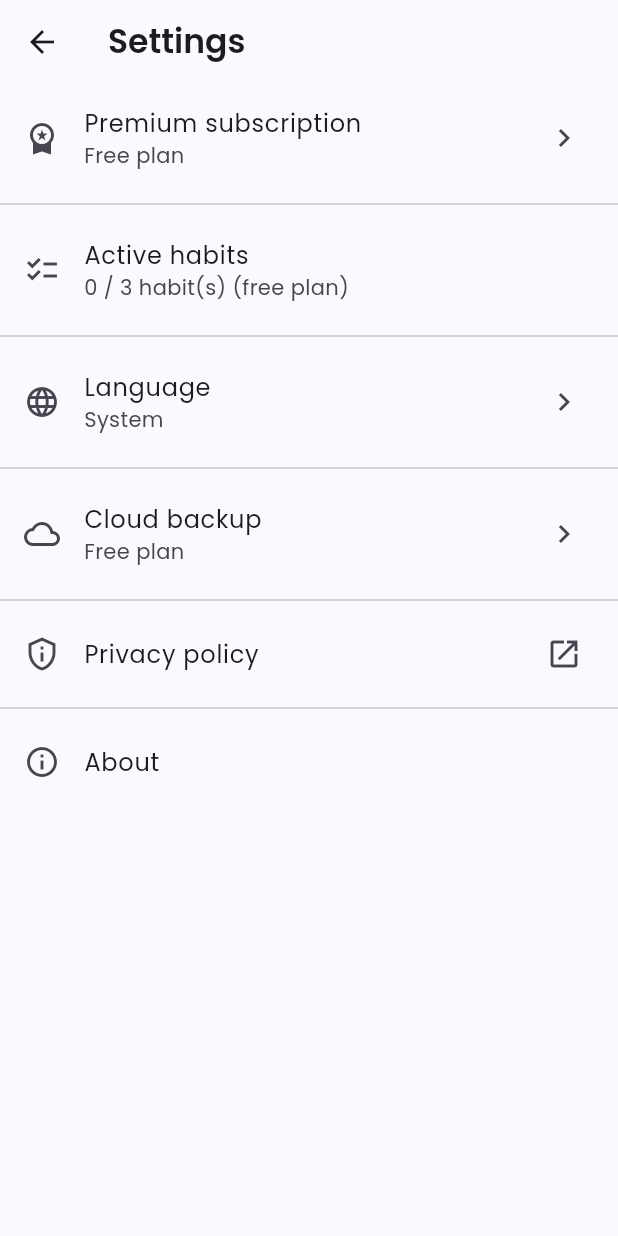
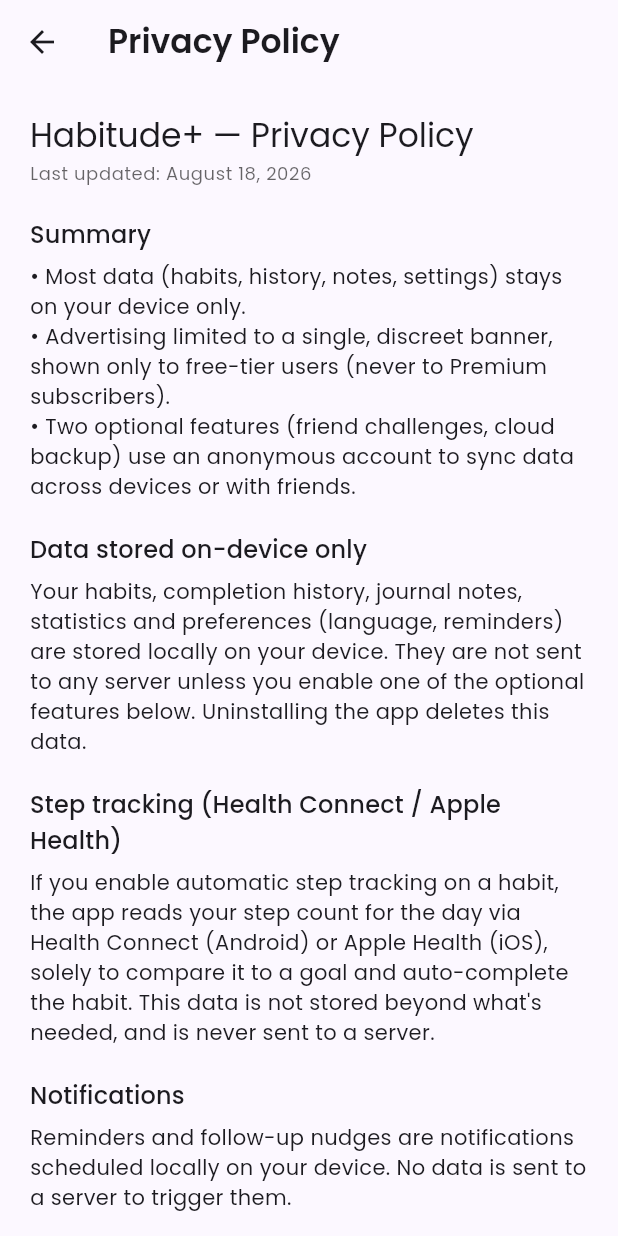
Before and after one commit to slim57000/apptest, a Flutter app: the SettingsScreen screen opened directly, after a tap on "Privacy policy", on a phone screen of 412 x 824 dp. Run offline on Flutter 3.47's test engine with Material 3 defaults, Android fonts, the phone set to English and light mode, and no system bars; our stand-ins replace confetti, fl_chart, flutter_animate, flutter_local_notifications, google_fonts, google_mobile_ads and 5 more; missing offline and left inert: health; accounts and stored records are empty; generated files the repository leaves out were written again; network calls fail.

Commit message:
Corrige plusieurs problèmes d'UI et ajoute un logo à l'app
- Ajoute un logo bleu (dégradé + flamme) à gauche du titre "Habitude+"
  sur l'écran d'accueil, et régénère l'icône de l'app avec le même
  design bleu (assets/icon/*.png, adaptive_icon_background).
  Nécessite `dart run flutter_launcher_icons` avant le prochain build
  pour que l'icône installée sur le téléphone soit mise à jour.
- Centre le texte des modèles d'habitudes (ex: "Boire un verre d'eau").
- Raccourcit et centre le texte sous "Sauvegarde cloud".
- Remplace le lien externe "Politique de confidentialité" par un écran
  in-app (nouveau lib/screens/privacy_policy_screen.dart), au lieu
  d'ouvrir le navigateur. La page GitHub Pages reste en place pour le
  champ URL exigé par Play Console (Contenu de l'app).
- Remplace le AboutListTile par défaut (mal centré, "Habitude+" sur 2
  lignes) par un dialogue "À propos" personnalisé, titre et version
  bien centrés.
- Centre le tableau d'activité "12 dernières semaines" dans le détail
  d'une habitude (il était collé à gauche quand la grille est plus
  étroite que l'écran).

```diff
--- a/lib/l10n/app_en.arb
+++ b/lib/l10n/app_en.arb
@@ -30,6 +30,7 @@
   "deleteHabitTitle": "Delete this habit?",
   "deleteHabitContent": "\"{name}\" and its whole history will be deleted.",
   "cancel": "Cancel",
+  "close": "Close",
   "delete": "Delete",
   "bestStreak": "Best streak",
   "completionRate30": "Rate (30d)",
@@ -151,7 +152,7 @@
 
   "cloudBackupTitle": "Cloud backup",
   "cloudBackupNotConfigured": "Not configured yet. See the README for Supabase setup.",
-  "cloudBackupDescription": "Back up your habits to the cloud to get them back after a reinstall or on a new device.",
+  "cloudBackupDescription": "Back up now!",
   "backupNow": "Back up now",
   "restoreBackup": "Restore",
   "lastBackupAt": "Last backup: {date}",
--- a/lib/l10n/app_fr.arb
+++ b/lib/l10n/app_fr.arb
@@ -89,6 +89,9 @@
 
   "cancel": "Annuler",
   "@cancel": {},
+
+  "close": "Fermer",
+  "@close": {},
 
   "delete": "Supprimer",
   "@delete": {},
@@ -425,7 +428,7 @@
   "cloudBackupNotConfigured": "Fonctionnalité non configurée pour l'instant. Voir le README pour la configuration Supabase.",
   "@cloudBackupNotConfigured": {},
 
-  "cloudBackupDescription": "Sauvegardez vos habitudes dans le cloud pour les retrouver après une réinstallation ou sur un nouvel appareil.",
+  "cloudBackupDescription": "Sauvegardez maintenant !",
   "@cloudBackupDescription": {},
 
   "backupNow": "Sauvegarder maintenant",
--- a/lib/screens/home_screen.dart
+++ b/lib/screens/home_screen.dart
@@ -29,7 +29,14 @@ class HomeScreen extends StatelessWidget {
 
     return Scaffold(
       appBar: AppBar(
-        title: Text(l10n.appTitle),
+        title: Row(
+          mainAxisSize: MainAxisSize.min,
+          children: [
+            const _AppLogo(),
+            const SizedBox(width: 10),
+            Text(l10n.appTitle),
+          ],
+        ),
         actions: [
           IconButton(
             icon: const Icon(Icons.auto_awesome),
@@ -114,6 +121,34 @@ class HomeScreen extends StatelessWidget {
   }
 }
 
+/// Petit logo bleu affiché à gauche du titre "Habitude+" dans l'AppBar de
+/// l'accueil. Dessiné en vecteur (pas d'asset image) pour rester net à
+/// toutes les résolutions.
+class _AppLogo extends StatelessWidget {
+  const _AppLogo();
+
+  @override
+  Widget build(BuildContext context) {
+    return Container(
+      width: 32,
+      height: 32,
+      decoration: BoxDecoration(
+        gradient: const LinearGradient(
+          begin: Alignment.topLeft,
+          end: Alignment.bottomRight,
+          colors: [Color(0xFF4C6FFF), Color(0xFF2541D8)],
+        ),
+        borderRadius: BorderRadius.circular(10),
+      ),
+      child: const Icon(
+        Icons.local_fire_department,
+        color: Colors.white,
+        size: 20,
+      ),
+    );
+  }
+}
+
 class _EmptyState extends StatelessWidget {
   final VoidCallback onAdd;
 
--- /dev/null
+++ b/lib/screens/privacy_policy_screen.dart
@@ -0,0 +1,218 @@
+import 'package:flutter/material.dart';
+
+/// Politique de confidentialité affichée directement dans l'app (au lieu
+/// d'un lien externe vers `docs/privacy-policy.html`, hébergé sur GitHub
+/// Pages). Contenu bilingue statique, choisi selon la langue de l'app.
+///
+/// Garder ce texte synchronisé avec `docs/privacy-policy.html`, qui reste
+/// la version de référence utilisée pour la déclaration Play Console.
+class PrivacyPolicyScreen extends StatelessWidget {
+  const PrivacyPolicyScreen({super.key});
+
+  static const _sectionsFr = <_Section>[
+    _Section(
+      'Résumé',
+      '• La majorité des données (habitudes, historique, notes, réglages) '
+          'reste uniquement sur votre appareil.\n'
+          '• Publicité limitée à une seule bannière discrète, uniquement pour '
+          'les utilisateurs gratuits (jamais pour les abonnés Premium).\n'
+          '• Deux fonctionnalités optionnelles (défis entre amis, sauvegarde '
+          'cloud) utilisent un compte anonyme pour synchroniser des données '
+          'entre appareils ou avec des amis.',
+    ),
+    _Section(
+      "Données stockées uniquement sur l'appareil",
+      'Vos habitudes, leur historique de complétion, vos notes de journal, vos '
+          'statistiques et vos préférences (langue, rappels) sont stockées '
+          'localement sur votre appareil. Elles ne sont transmises à aucun '
+          'serveur, sauf si vous activez une des fonctionnalités optionnelles '
+          "ci-dessous. Désinstaller l'application supprime ces données.",
+    ),
+    _Section(
+      'Suivi des pas (Health Connect / Apple Health)',
+      'Si vous activez le suivi automatique des pas sur une habitude, '
+          "l'application lit votre nombre de pas du jour via Health Connect "
+          '(Android) ou Apple Health (iOS), uniquement pour comparer ce nombre '
+          "à un objectif et cocher automatiquement l'habitude. Cette donnée "
+          "n'est ni stockée au-delà du nécessaire, ni transmise à un serveur.",
+    ),
+    _Section(
+      'Notifications',
+      'Les rappels et relances sont des notifications programmées localement '
+          "sur votre appareil. Aucune donnée n'est envoyée à un serveur pour "
+          'les déclencher.',
+    ),
+    _Section(
+      'Achats intégrés (abonnement Premium)',
+      'Les achats (abonnement mensuel/annuel ou accès à vie) sont gérés '
+          "entièrement par Google Play / l'App Store. L'application ne "
+          'collecte et ne stocke aucune information de paiement ; elle reçoit '
+          "uniquement une confirmation du statut de l'achat de la part du "
+          'store, pour débloquer les fonctionnalités Premium.',
+    ),
+    _Section(
+      'Publicité (version gratuite uniquement)',
+      'Les utilisateurs de la version gratuite voient une seule bannière '
+          'publicitaire discrète (jamais de plein écran, jamais '
+          "d'interstitiel), fournie par Google AdMob. Les abonnés Premium ne "
+          'voient aucune publicité. Google AdMob peut utiliser un identifiant '
+          'publicitaire de votre appareil pour choisir les publicités '
+          'affichées. Sur iOS, votre autorisation est demandée séparément '
+          '(App Tracking Transparency) avant toute personnalisation '
+          'publicitaire liée au suivi entre apps.',
+    ),
+    _Section(
+      'Défis entre amis et sauvegarde cloud (fonctionnalités optionnelles)',
+      'Si vous utilisez les défis entre amis ou la sauvegarde cloud de vos '
+          "habitudes, l'application crée un compte anonyme (aucune adresse "
+          'e-mail ni mot de passe demandé) sur notre infrastructure Supabase, '
+          'afin de partager votre pseudonyme et votre statut du jour avec les '
+          'autres membres du même défi, et/ou stocker une copie de vos '
+          'habitudes pour les restaurer après une réinstallation ou sur un '
+          'nouvel appareil. Ces données ne sont ni vendues ni partagées à des '
+          "tiers, et ne servent à aucune publicité.",
+    ),
+    _Section(
+      'Suppression des données',
+      "Désinstaller l'application supprime toutes les données stockées "
+          'localement. Pour demander la suppression des données associées à '
+          'votre compte anonyme (défis, sauvegarde cloud), contactez-nous à '
+          "l'adresse ci-dessous en précisant que vous souhaitez la "
+          'suppression de vos données Habitude+.',
+    ),
+    _Section(
+      'Enfants',
+      "Habitude+ ne cible pas les enfants et ne collecte pas sciemment de "
+          'données concernant des enfants.',
+    ),
+    _Section(
+      'Contact',
+      'Pour toute question sur cette politique ou vos données : '
+          'florent.neyret@gmail.com',
+    ),
+  ];
+
+  static const _sectionsEn = <_Section>[
+    _Section(
+      'Summary',
+      '• Most data (habits, history, notes, settings) stays on your device '
+          'only.\n'
+          '• Advertising limited to a single, discreet banner, shown only to '
+          'free-tier users (never to Premium subscribers).\n'
+          '• Two optional features (friend challenges, cloud backup) use an '
+          'anonymous account to sync data across devices or with friends.',
+    ),
+    _Section(
+      'Data stored on-device only',
+      'Your habits, completion history, journal notes, statistics and '
+          'preferences (language, reminders) are stored locally on your '
+          'device. They are not sent to any server unless you enable one of '
+          'the optional features below. Uninstalling the app deletes this '
+          'data.',
+    ),
+    _Section(
+      'Step tracking (Health Connect / Apple Health)',
+      'If you enable automatic step tracking on a habit, the app reads your '
+          'step count for the day via Health Connect (Android) or Apple '
+          'Health (iOS), solely to compare it to a goal and auto-complete the '
+          "habit. This data is not stored beyond what's needed, and is never "
+          'sent to a server.',
+    ),
+    _Section(
+      'Notifications',
+      'Reminders and follow-up nudges are notifications scheduled locally on '
+          'your device. No data is sent to a server to trigger them.',
+    ),
+    _Section(
+      'In-app purchases (Premium subscription)',
+      'Purchases (monthly/yearly subscription or lifetime access) are '
+          'handled entirely by Google Play / the App Store. The app does not '
+          'collect or store any payment information; it only receives a '
+          'purchase-status confirmation from the store to unlock Premium '
+          'features.',
+    ),
+    _Section(
+      'Advertising (free tier only)',
+      'Free-tier users see a single, discreet banner ad (never full-screen, '
+          'never an interstitial), served by Google AdMob. Premium '
+          'subscribers see no ads at all. Google AdMob may use a device '
+          'advertising identifier to select which ads are shown. On iOS, '
+          'your permission is requested separately (App Tracking '
+          'Transparency) before any cross-app tracking-based '
+          'personalization.',
+    ),
+    _Section(
+      'Friend challenges and cloud backup (optional features)',
+      'If you use friend challenges or cloud backup, the app creates an '
+          'anonymous account (no email or password required) on our Supabase '
+          'infrastructure, to share the display name you choose and your '
+          'status for the day with other members of the same challenge, '
+          "and/or store a copy of your habits so they can be restored after "
+          'a reinstall or on a new device. This data is never sold or shared '
+          'with third parties, and is never used for advertising.',
+    ),
+    _Section(
+      'Data deletion',
+      'Uninstalling the app deletes all locally stored data. To request '
+          'deletion of data tied to your anonymous account (challenges, '
+          'cloud backup), contact us at the address below stating you\'d '
+          'like your Habitude+ data deleted.',
+    ),
+    _Section(
+      'Children',
+      'Habitude+ is not directed at children and does not knowingly collect '
+          'data from children.',
+    ),
+    _Section(
+      'Contact',
+      'For any question about this policy or your data: '
+          'florent.neyret@gmail.com',
+    ),
+  ];
+
+  @override
+  Widget build(BuildContext context) {
+    final isFrench = Localizations.localeOf(context).languageCode == 'fr';
+    final sections = isFrench ? _sectionsFr : _sectionsEn;
+    final title = isFrench
+        ? 'Habitude+ — Politique de confidentialité'
+        : 'Habitude+ — Privacy Policy';
+    final updated = isFrench
+        ? 'Dernière mise à jour : 18 août 2026'
+        : 'Last updated: August 18, 2026';
+
+    return Scaffold(
+      appBar: AppBar(
+        title: Text(isFrench ? 'Politique de confidentialité' : 'Privacy Policy'),
+      ),
+      body: ListView(
+        padding: const EdgeInsets.all(20),
+        children: [
+          Text(title, style: Theme.of(context).textTheme.titleLarge),
+          const SizedBox(height: 4),
+          Text(
+            updated,
+            style: Theme.of(context)
+                .textTheme
+                .bodySmall
+                ?.copyWith(color: Theme.of(context).hintColor),
+          ),
+          const SizedBox(height: 20),
+          for (final section in sections) ...[
+            Text(section.heading, style: Theme.of(context).textTheme.titleMedium),
+            const SizedBox(height: 6),
+            Text(section.body, style: Theme.of(context).textTheme.bodyMedium),
+            const SizedBox(height: 20),
+          ],
+        ],
+      ),
+    );
+  }
+}
+
+class _Section {
+  final String heading;
+  final String body;
+
+  const _Section(this.heading, this.body);
+}
--- a/lib/screens/settings_screen.dart
+++ b/lib/screens/settings_screen.dart
@@ -1,7 +1,6 @@
 import 'package:flutter/material.dart';
 import 'package:intl/intl.dart';
 import 'package:provider/provider.dart';
-import 'package:url_launcher/url_launcher.dart';
 
 import '../l10n/app_localizations.dart';
 import '../providers/backup_provider.dart';
@@ -9,11 +8,12 @@ import '../providers/habits_provider.dart';
 import '../providers/locale_provider.dart';
 import '../providers/premium_provider.dart';
 import 'paywall_screen.dart';
+import 'privacy_policy_screen.dart';
 
-/// Politique de confidentialité hébergée sur GitHub Pages (voir
-/// `docs/privacy-policy.html` — nécessite d'activer Pages une fois dans
-/// les réglages du dépôt, voir le README).
-const _privacyPolicyUrl = 'https://slim57000.github.io/apptest/privacy-policy.html';
+/// Numéro de version affiché dans "À propos" : à garder synchronisé avec
+/// le `version:` de `pubspec.yaml` (pas de dépendance package_info_plus
+/// pour l'instant, voir README).
+const _appVersion = '1.0.0';
 
 /// `Navigator.pop` avec `null` est indiscernable entre "l'utilisateur a
 /// choisi Système" et "fermeture du dialogue sans choix (tap en dehors)" :
@@ -93,18 +93,52 @@ class _SettingsScreenState extends State<SettingsScreen> {
           ListTile(
             leading: const Icon(Icons.privacy_tip_outlined),
             title: Text(l10n.privacyPolicyLabel),
-            trailing: const Icon(Icons.open_in_new),
-            onTap: () => launchUrl(
-              Uri.parse(_privacyPolicyUrl),
-              mode: LaunchMode.externalApplication,
+            trailing: const Icon(Icons.chevron_right),
+            onTap: () => Navigator.of(context).push(
+              MaterialPageRoute(builder: (_) => const PrivacyPolicyScreen()),
             ),
           ),
           const Divider(),
-          AboutListTile(
-            icon: const Icon(Icons.info_outline),
-            applicationName: l10n.appTitle,
-            applicationVersion: '1.0.0',
-            child: Text(l10n.aboutTitle),
+          ListTile(
+            leading: const Icon(Icons.info_outline),
+            title: Text(l10n.aboutTitle),
+            onTap: () => _showAboutDialog(context, l10n),
+          ),
+        ],
+      ),
+    );
+  }
+
+  void _showAboutDialog(BuildContext context, AppLocalizations l10n) {
+    showDialog<void>(
+      context: context,
+      builder: (context) => AlertDialog(
+        content: Column(
+          mainAxisSize: MainAxisSize.min,
+          crossAxisAlignment: CrossAxisAlignment.center,
+          children: [
+            const Icon(Icons.info_outline, size: 40),
+            const SizedBox(height: 12),
+            Text(
+              l10n.appTitle,
+              textAlign: TextAlign.center,
+              style: Theme.of(context).textTheme.titleLarge,
+            ),
+            const SizedBox(height: 4),
+            Text(
+              _appVersion,
+              textAlign: TextAlign.center,
+              style: Theme.of(context)
+                  .textTheme
+                  .bodyMedium
+                  ?.copyWith(color: Theme.of(context).hintColor),
+            ),
+          ],
+        ),
+        actions: [
+          TextButton(
+            onPressed: () => Navigator.of(context).pop(),
+            child: Text(l10n.close),
           ),
         ],
       ),
@@ -198,7 +232,14 @@ class _CloudBackupSection extends StatelessWidget {
             ],
           ),
           const SizedBox(height: 4),
-          Text(l10n.cloudBackupDescription, style: Theme.of(context).textTheme.bodySmall),
+          SizedBox(
+            width: double.infinity,
+            child: Text(
+              l10n.cloudBackupDescription,
+              textAlign: TextAlign.center,
+              style: Theme.of(context).textTheme.bodySmall,
+            ),
+          ),
           const SizedBox(height: 6),
           Text(
             backup.lastBackupAt == null
--- a/lib/screens/templates_screen.dart
+++ b/lib/screens/templates_screen.dart
@@ -57,7 +57,7 @@ class _TemplateTile extends StatelessWidget {
           backgroundColor: color.withValues(alpha: 0.2),
           child: Text(template.emoji, style: const TextStyle(fontSize: 18)),
         ),
-        title: Text(template.name),
+        title: Text(template.name, textAlign: TextAlign.center),
         trailing: IconButton(
           icon: const Icon(Icons.add_circle_outline),
           onPressed: () => _add(context),
--- a/lib/widgets/habit_heatmap.dart
+++ b/lib/widgets/habit_heatmap.dart
@@ -30,6 +30,7 @@ class HabitHeatmap extends StatelessWidget {
     return SingleChildScrollView(
       scrollDirection: Axis.horizontal,
       reverse: true,
+      child: Center(
         child: Row(
           children: columns
               .map(
@@ -41,6 +42,7 @@ class HabitHeatmap extends StatelessWidget {
                 ),
               )
               .toList(),
+        ),
       ),
     );
   }
--- a/pubspec.yaml
+++ b/pubspec.yaml
@@ -68,10 +68,10 @@ flutter_launcher_icons:
   ios: true
   remove_alpha_ios: true
   image_path: "assets/icon/icon.png"
-  adaptive_icon_background: "#6C5CE7"
+  adaptive_icon_background: "#3858EB"
   adaptive_icon_foreground: "assets/icon/icon_foreground.png"
   web:
     generate: true
     image_path: "assets/icon/icon.png"
-    background_color: "#6C5CE7"
-    theme_color: "#6C5CE7"
+    background_color: "#3858EB"
+    theme_color: "#3858EB"
```
Also changed, not shown: assets/icon/icon.png, assets/icon/icon_foreground.png. Lines whose indentation alone changed are shown as unchanged.
